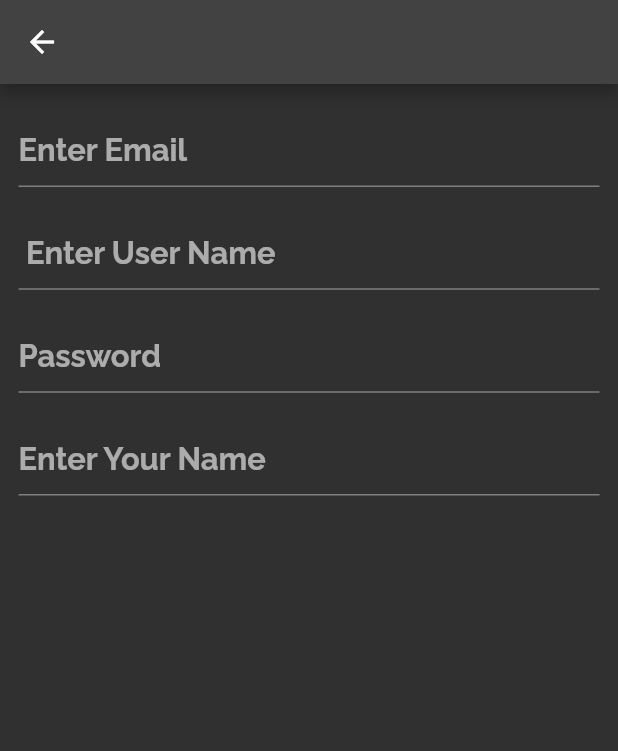
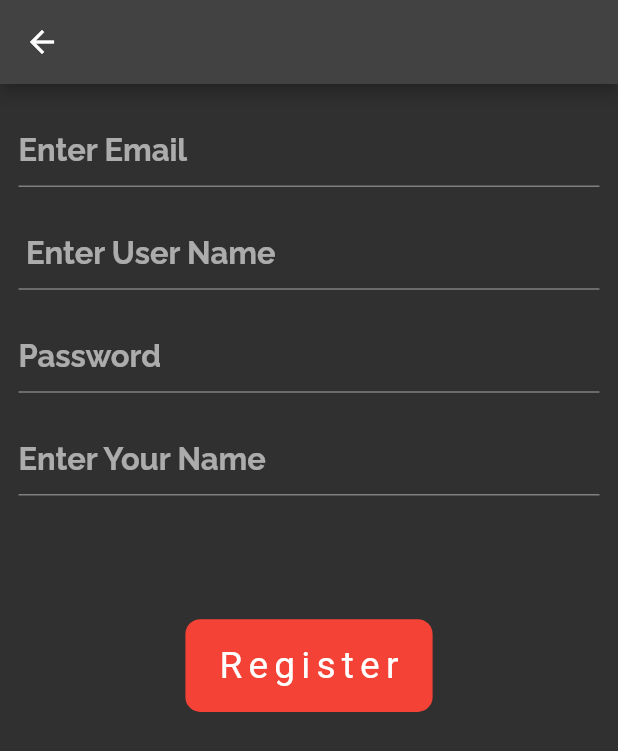
Before and after one commit to dheerajraina/E-Commerce-App, a Flutter app: the RegisterPage screen opened directly, on a phone screen of 412 x 824 dp. Shown: the top 751 px of the screen. Run offline on Flutter 3.47's test engine with Material 2 defaults, Android fonts, the phone set to English and light mode, and no system bars; network calls fail.

Commit message:
6th commit frontend
Added route to the registration page;
Build the Registration page

```diff
--- a/frontend/ecommerce_app/lib/screens/register_page.dart
+++ b/frontend/ecommerce_app/lib/screens/register_page.dart
@@ -1,3 +1,4 @@
+import 'package:ecommerce_app/screens/home_screen.dart';
 import 'package:flutter/material.dart';
 
 
@@ -76,6 +77,42 @@
 
             ),
           ),
+          InkWell(
+            onTap: (){
+
+
+                Navigator.push(
+                  context,
+                  MaterialPageRoute(
+                    builder: (context)=>HomePage(),
+                    )
+                  );
+              },
+
+
+
+            child: Container(
+              margin: EdgeInsets.only(top: size.height*0.1, ),
+              width: size.width*0.4,
+              height: size.width*0.15,
+              decoration: BoxDecoration(
+                color: Colors.red,
+                borderRadius: BorderRadius.circular(10),
+              ),
+              child: Center(
+                child: Text(
+                  'Register',
+                  style: TextStyle(
+
+                    fontSize: size.width*0.06,
+                    letterSpacing: size.width*0.01,
+
+                  ),
+                  ),
+              ),
+            ),
+
+          ),
         ],
       ),
 
--- a/frontend/ecommerce_app/lib/services/api_services.dart
+++ b/frontend/ecommerce_app/lib/services/api_services.dart
@@ -68,6 +68,10 @@
 
 }
 
+Future userRegistration async{
+
+}
+
 
 
 }
```
Also changed, not shown: frontend/ecommerce_app/lib/screens/login_screen.dart (+18 -0 lines).
